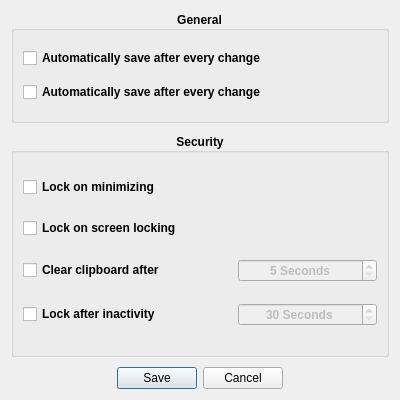
This is src/ui/DatabaseSettingsManager.ui in AdrianoGoede/LockBox as Qt 5 draws it before an edit. The edited form follows.
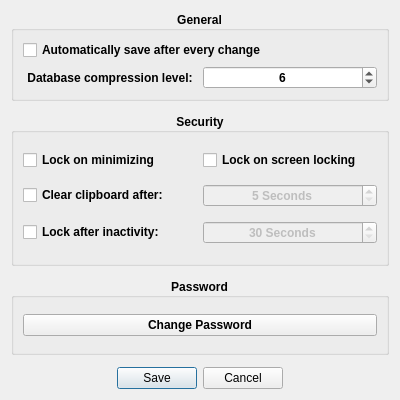
This is the edited form.

Commit message:
Database settings saving implemented
Adjusted database settings structure;
Compression level setting moved to the encrypted part of the database file;
Saving of settings data implemented on the encrypted part of the database file;

What changed in the file:
```diff
--- a/src/ui/DatabaseSettingsManager.ui
+++ b/src/ui/DatabaseSettingsManager.ui
@@ -25,9 +25,9 @@
   <property name="windowTitle">
    <string>Database Settings</string>
   </property>
-  <layout class="QVBoxLayout" name="verticalLayout" stretch="1,2,1">
+  <layout class="QVBoxLayout" name="verticalLayout_2" stretch="1,2,1,1">
    <property name="spacing">
-    <number>10</number>
+    <number>12</number>
    </property>
    <item>
     <widget class="QGroupBox" name="gbGeneral">
@@ -42,18 +42,40 @@
      <property name="alignment">
       <set>Qt::AlignmentFlag::AlignCenter</set>
      </property>
-     <layout class="QVBoxLayout" name="verticalLayout_2">
-      <item>
+     <layout class="QGridLayout" name="gridLayout_2">
+      <item row="0" column="0" colspan="2">
        <widget class="QCheckBox" name="cbAutosave">
         <property name="text">
          <string>Automatically save after every change</string>
         </property>
        </widget>
       </item>
-      <item>
-       <widget class="QCheckBox" name="cbSaveOnLocking">
+      <item row="1" column="0">
+       <widget class="QLabel" name="lbCompressionLevel">
         <property name="text">
-         <string>Automatically save after every change</string>
+         <string>Database compression level:</string>
+        </property>
+        <property name="alignment">
+         <set>Qt::AlignmentFlag::AlignCenter</set>
+        </property>
+       </widget>
+      </item>
+      <item row="1" column="1">
+       <widget class="QSpinBox" name="sbCompressionLevel">
+        <property name="enabled">
+         <bool>true</bool>
+        </property>
+        <property name="alignment">
+         <set>Qt::AlignmentFlag::AlignCenter</set>
+        </property>
+        <property name="minimum">
+         <number>0</number>
+        </property>
+        <property name="maximum">
+         <number>9</number>
+        </property>
+        <property name="value">
+         <number>6</number>
         </property>
        </widget>
       </item>
@@ -73,29 +95,29 @@
      <property name="alignment">
       <set>Qt::AlignmentFlag::AlignCenter</set>
      </property>
-     <layout class="QGridLayout" name="gridLayout" columnstretch="6,4">
-      <item row="0" column="0" colspan="2">
+     <layout class="QGridLayout" name="gridLayout">
+      <item row="0" column="0">
        <widget class="QCheckBox" name="cbLockOnMinimizing">
         <property name="text">
          <string>Lock on minimizing</string>
         </property>
        </widget>
       </item>
-      <item row="1" column="0" colspan="2">
+      <item row="0" column="1">
        <widget class="QCheckBox" name="cbLockOnScreenLocking">
         <property name="text">
          <string>Lock on screen locking</string>
         </property>
        </widget>
       </item>
-      <item row="2" column="0">
+      <item row="1" column="0">
        <widget class="QCheckBox" name="cbClearClipboardAfter">
         <property name="text">
-         <string>Clear clipboard after</string>
+         <string>Clear clipboard after:</string>
         </property>
        </widget>
       </item>
-      <item row="2" column="1">
+      <item row="1" column="1">
        <widget class="QSpinBox" name="sbClearClipboardAfter">
         <property name="enabled">
          <bool>false</bool>
@@ -114,14 +136,14 @@
         </property>
        </widget>
       </item>
-      <item row="3" column="0">
+      <item row="2" column="0">
        <widget class="QCheckBox" name="cbLockAfterInactivity">
         <property name="text">
-         <string>Lock after inactivity</string>
+         <string>Lock after inactivity:</string>
         </property>
        </widget>
       </item>
-      <item row="3" column="1">
+      <item row="2" column="1">
        <widget class="QSpinBox" name="sbLockAfterInactivity">
         <property name="enabled">
          <bool>false</bool>
@@ -143,6 +165,30 @@
      </layout>
     </widget>
    </item>
+   <item>
+    <widget class="QGroupBox" name="gbPassword">
+     <property name="font">
+      <font>
+       <bold>true</bold>
+      </font>
+     </property>
+     <property name="title">
+      <string>Password</string>
+     </property>
+     <property name="alignment">
+      <set>Qt::AlignmentFlag::AlignCenter</set>
+     </property>
+     <layout class="QVBoxLayout" name="verticalLayout">
+      <item>
+       <widget class="QPushButton" name="pbChangePassword">
+        <property name="text">
+         <string>Change Password</string>
+        </property>
+       </widget>
+      </item>
+     </layout>
+    </widget>
+   </item>
    <item>
     <widget class="QDialogButtonBox" name="buttonBox">
      <property name="orientation">
```
The commit also changes 7 other files.
